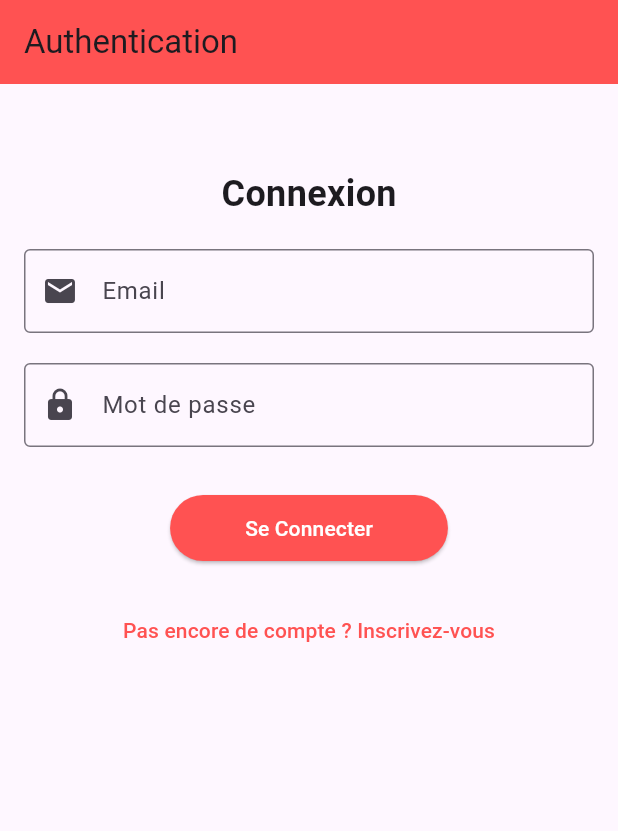
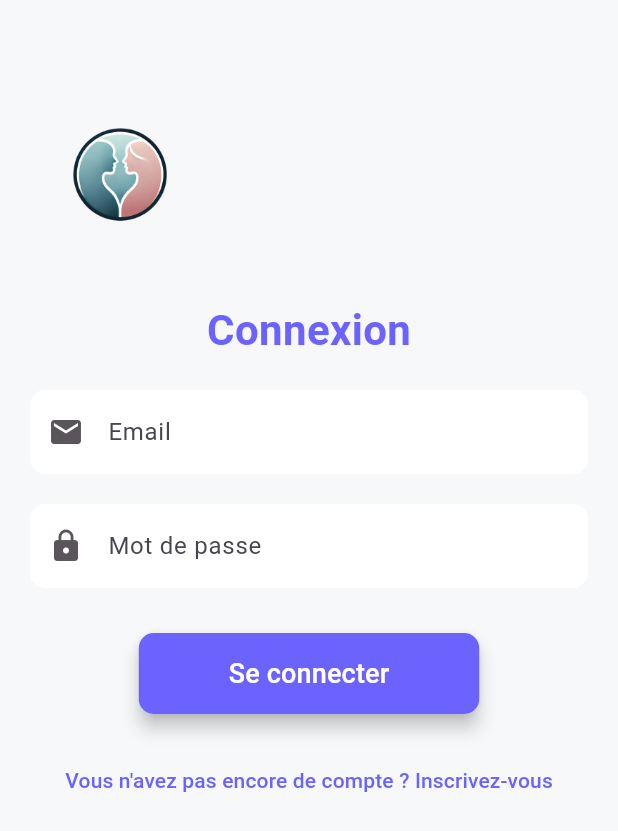
Before and after one commit to Ilyas-Khiat/FLUTTER_SURVEY, a Flutter app: the screen it shows after launch, on a phone screen of 412 x 824 dp. Shown: the top 831 px of the screen. Run offline on Flutter 3.47's test engine with Material 3 defaults, Android fonts, the phone set to English and light mode, and no system bars; our stand-ins replace firebase_auth, firebase_core; missing offline and left inert: survey_kit; accounts and stored records are empty.

Commit message:
modif du design

```diff
--- a/lib/login_page.dart
+++ b/lib/login_page.dart
@@ -68,57 +68,87 @@ class _LoginPageState extends State<LoginPage> {
   @override
   Widget build(BuildContext context) {
     return Scaffold(
-      appBar: AppBar(
-        title: const Text('Authentication'),
-        backgroundColor: Colors.redAccent,
-      ),
+      backgroundColor: const Color(0xFFF7F8FA), // Couleur de fond pastel
       body: isLoading
           ? const Center(child: CircularProgressIndicator())
           : SingleChildScrollView(
               child: Padding(
-                padding: const EdgeInsets.all(16.0),
+                padding: const EdgeInsets.all(20.0),
                 child: Column(
                   mainAxisAlignment: MainAxisAlignment.center,
+                  crossAxisAlignment: CrossAxisAlignment.start,
                   children: [
                     const SizedBox(height: 40),
-                    Text(
+                    // Ajout du logo
+                    Image.asset(
+                      'assets/logo.png', // Chemin du logo (placez l'image dans "assets")
+                      width: 120,
+                      height: 120,
+                    ),
+                    const SizedBox(height: 20),
+                    Center(
+                      child: Text(
                         isLogin ? 'Connexion' : 'Inscription',
                         style: const TextStyle(
-                          fontSize: 24, fontWeight: FontWeight.bold),
+                          fontSize: 28,
+                          fontWeight: FontWeight.bold,
+                          color: Color(0xFF6C63FF), // Couleur douce violette
+                        ),
+                      ),
                     ),
                     const SizedBox(height: 20),
                     TextField(
                       controller: emailController,
-                      decoration: const InputDecoration(
+                      decoration: InputDecoration(
                         labelText: 'Email',
-                        prefixIcon: Icon(Icons.email),
-                        border: OutlineInputBorder(),
+                        prefixIcon: const Icon(Icons.email, color: Color.fromARGB(255, 89, 85, 90)),
+                        filled: true,
+                        fillColor: Colors.white,
+                        border: OutlineInputBorder(
+                          borderRadius: BorderRadius.circular(10.0),
+                          borderSide: BorderSide.none,
+                        ),
                       ),
                       keyboardType: TextInputType.emailAddress,
                     ),
                     const SizedBox(height: 20),
                     TextField(
                       controller: passwordController,
-                      decoration: const InputDecoration(
+                      decoration: InputDecoration(
                         labelText: 'Mot de passe',
-                        prefixIcon: Icon(Icons.lock),
-                        border: OutlineInputBorder(),
+                        prefixIcon: const Icon(Icons.lock, color: Color.fromARGB(255, 89, 85, 90)),
+                        filled: true,
+                        fillColor: Colors.white,
+                        border: OutlineInputBorder(
+                          borderRadius: BorderRadius.circular(10.0),
+                          borderSide: BorderSide.none,
+                        ),
                       ),
                       obscureText: true,
                     ),
                     const SizedBox(height: 30),
-                    ElevatedButton(
+                    Center(
+                      child: ElevatedButton(
                         onPressed: isLogin ? login : register,
                         style: ElevatedButton.styleFrom(
                           padding: const EdgeInsets.symmetric(
-                            horizontal: 50, vertical: 12),
-                        backgroundColor: Colors.redAccent,
+                              horizontal: 60, vertical: 14),
+                          backgroundColor: const Color(0xFF6C63FF),
                           foregroundColor: Colors.white,
+                          shape: RoundedRectangleBorder(
+                            borderRadius: BorderRadius.circular(10),
                           ),
-                      child: Text(isLogin ? 'Se Connecter' : 'S\'Inscrire'),
+                          elevation: 5,
+                        ),
+                        child: Text(
+                          isLogin ? 'Se connecter' : 'S\'inscrire',
+                          style: const TextStyle(fontSize: 18),
+                        ),
+                      ),
                     ),
                     const SizedBox(height: 20),
-                    TextButton(
+                    Center(
+                      child: TextButton(
                         onPressed: () {
                           setState(() {
                             isLogin = !isLogin;
@@ -126,9 +156,13 @@ class _LoginPageState extends State<LoginPage> {
                         },
                         child: Text(
                           isLogin
-                            ? "Pas encore de compte ? Inscrivez-vous"
-                            : "Déjà un compte ? Connectez-vous",
-                        style: const TextStyle(color: Colors.redAccent),
+                              ? "Vous n'avez pas encore de compte ? Inscrivez-vous"
+                              : "Vous avez déjà un compte ? Connectez-vous",
+                          style: const TextStyle(
+                            color: Color(0xFF6C63FF),
+                            fontSize: 14,
+                          ),
+                        ),
                       ),
                     ),
                   ],
--- a/lib/main.dart
+++ b/lib/main.dart
@@ -23,7 +23,7 @@ class MyApp extends StatelessWidget {
   Widget build(BuildContext context) {
     return MaterialApp(
       title: 'Survey App',
-      theme: ThemeData(primarySwatch: Colors.red),
+      theme: ThemeData(primarySwatch: Colors.blue),
       initialRoute: '/login',
       routes: {
         '/login': (context) => const LoginPage(),
--- a/lib/survey_page.dart
+++ b/lib/survey_page.dart
@@ -127,10 +127,8 @@ class _SurveyPageState extends State<SurveyPage> {
   @override
   Widget build(BuildContext context) {
     return Scaffold(
-      appBar: AppBar(
-        title: const Text('Survey'),
-        backgroundColor: Colors.red,
-      ),
+      backgroundColor: const Color.fromARGB(255, 209, 206, 223), // Couleur de fond pastel
+
       body: FutureBuilder<survey_kit.NavigableTask>(
         future: _taskFuture,
         builder: (context, snapshot) {
--- a/pubspec.yaml
+++ b/pubspec.yaml
@@ -13,8 +13,8 @@ dependencies:
   firebase_auth: ^5.3.4
   flutter:
     sdk: flutter
+  survey_kit: ^0.2.1
 
-  survey_kit: ^0.2.1
     # When depending on this package from a real application you should use:
     #   survey_kit: ^x.y.z
     # See https://dart.dev/tools/pub/dependencies#version-constraints
@@ -42,7 +42,7 @@ flutter:
   # To add assets to your application, add an assets section, like this:
   assets:
     - assets/example_json.json
-  #   - images/a_dot_ham.jpeg
+    - assets/logo.png
 
   # An image asset can refer to one or more resolution-specific "variants", see
   # https://flutter.dev/assets-and-images/#resolution-aware.
```
Also changed, not shown: assets/example_json.json (+5 -5 lines), lib/auth_page.dart (deleted, +0 -17 lines), lib/results_page.dart (+14 -21 lines), assets/logo.png (added). Lines whose indentation alone changed are shown as unchanged.
